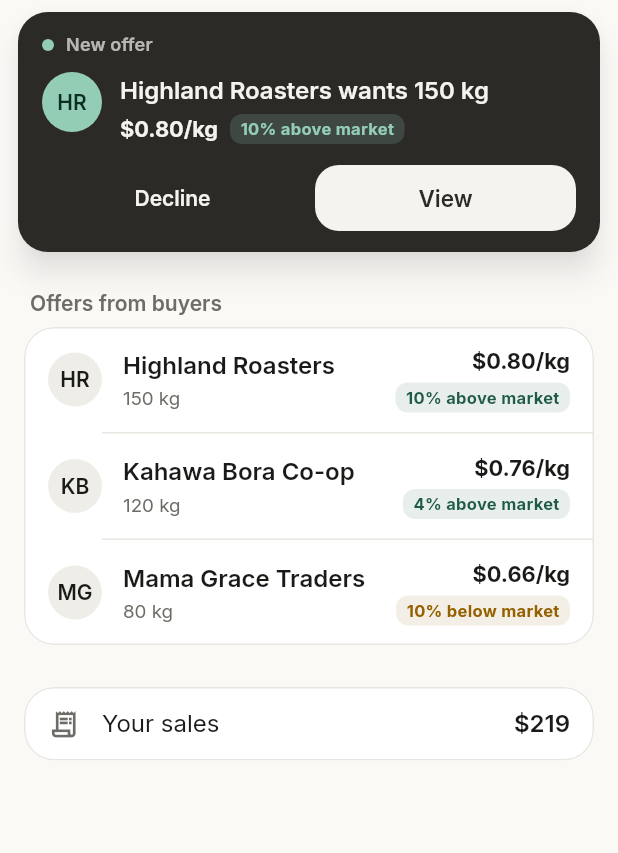
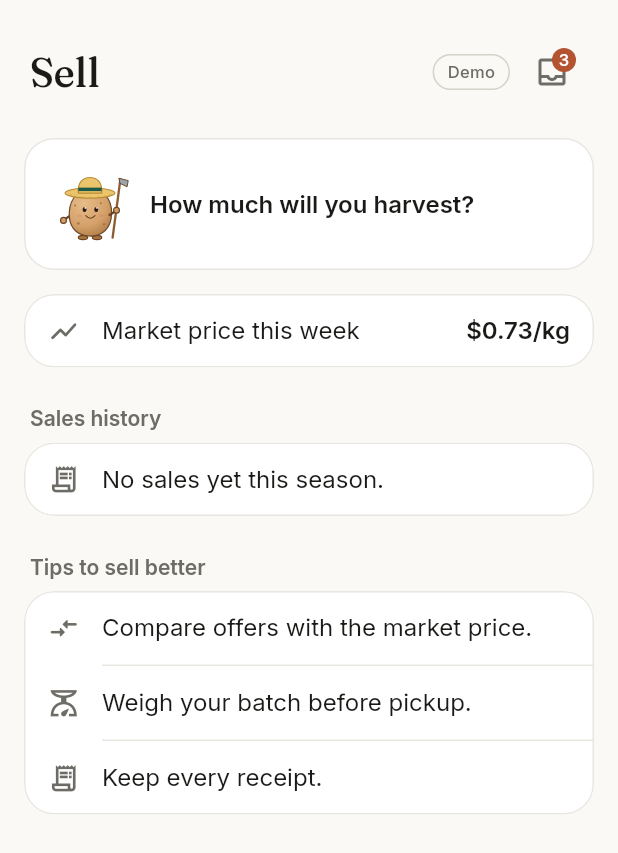
Before and after one commit to JackSantospago/Espresso-Hackers, a Flutter app: the SellScreen screen opened directly, on a phone screen of 412 x 824 dp. Shown: the top 853 px of the screen. Run offline on Flutter 3.47's test engine with Material 3 defaults, Android fonts, the phone set to English and light mode, and no system bars; our stand-ins replace connectivity_plus, geolocator, image_picker; missing offline and left inert: flutter_edge_ai, flutter_edge_ai_embeddings, flutter_edge_ai_litertlm, flutter_edge_ai_sqlite, tflite_flutter, workmanager; statements that could not run were skipped; project files that could hold a hidden picture were left out.

Commit message:
Sell: offers arrive in an inbox (offline-first), market price, sales history, tips
- No live-looking slide-in: buyers' offers wait in an inbox (top right,
  badge with the count), 'received the last time your phone was online'
- The season starts unsold; accepting an offer closes the inbox and the
  ring (sold / to sell) fills in; the sale appears in Sales history
- Under the ring: market price this week, sales history (total in the
  title, pickup / paid status), tips to sell better
- Bigger first offer (35% of the harvest) so the change is visible; offers
  still scale with the forecast
- Legend numbers scale down instead of overflowing; tests cover the whole
  inbox -> accept -> history flow in every language

Co-Authored-By: Claude Opus 5.5 <noreply@anthropic.com>

```diff
--- a/field_assistant/lib/core/strings.dart
+++ b/field_assistant/lib/core/strings.dart
@@ -52,6 +52,10 @@ class S {
     required this.acceptOffer,
     required this.saleAgreed,
     required this.offersTitle,
+    required this.offersSynced,
+    required this.salesHistory,
+    required this.noSalesYet,
+    required this.marketPrice,
     required this.noOffers,
     required this.marketRef,
     required this.quantity,
@@ -243,7 +247,7 @@ class S {
   final String decline;
   final String acceptOffer;
   final String Function(String buyer) saleAgreed;
-  final String offersTitle;
+  final String offersTitle, offersSynced, salesHistory, noSalesYet, marketPrice;
   final String noOffers;
   final String Function(String price) marketRef;
   final String quantity;
@@ -485,6 +489,10 @@ final S _en = S(
   acceptOffer: 'Accept offer',
   saleAgreed: (buyer) => 'Sale agreed with $buyer.',
   offersTitle: 'Offers from buyers',
+  offersSynced: 'Received the last time your phone was online.',
+  salesHistory: 'Sales history',
+  noSalesYet: 'No sales yet this season.',
+  marketPrice: 'Market price this week',
   noOffers: 'No new offers right now.',
   marketRef: (price) => 'Market reference this week: $price/kg',
   quantity: 'Quantity',
@@ -498,7 +506,7 @@ final S _en = S(
   salesTitle: 'Your sales',
   seasonSummary: (kg, total) => 'This season: $kg kg · $total',
   statusPaid: 'Paid',
-  tipsTitle: 'Selling tips',
+  tipsTitle: 'Tips to sell better',
   sellTips: [
     'Compare offers with the market price.',
     'Weigh your batch before pickup.',
@@ -813,6 +821,10 @@ final S _sw = S(
   acceptOffer: 'Kubali ofa',
   saleAgreed: (buyer) => 'Mauzo yamekubaliwa na $buyer.',
   offersTitle: 'Ofa za wanunuzi',
+  offersSynced: 'Zilipokelewa mara ya mwisho simu ilipokuwa mtandaoni.',
+  salesHistory: 'Historia ya mauzo',
+  noSalesYet: 'Bado hakuna mauzo msimu huu.',
+  marketPrice: 'Bei ya soko wiki hii',
   noOffers: 'Hakuna ofa mpya kwa sasa.',
   marketRef: (price) => 'Bei ya marejeo ya soko wiki hii: $price/kg',
   quantity: 'Kiasi',
@@ -826,7 +838,7 @@ final S _sw = S(
   salesTitle: 'Mauzo yako',
   seasonSummary: (kg, total) => 'Msimu huu: kilo $kg · $total',
   statusPaid: 'Imelipwa',
-  tipsTitle: 'Vidokezo vya kuuza',
+  tipsTitle: 'Vidokezo vya kuuza vizuri',
   sellTips: [
     'Linganisha ofa na bei ya soko.',
     'Pima mzigo wako kabla haujachukuliwa.',
@@ -1144,6 +1156,10 @@ final S _fr = S(
   acceptOffer: "Accepter l'offre",
   saleAgreed: (buyer) => 'Vente conclue avec $buyer.',
   offersTitle: 'Offres des acheteurs',
+  offersSynced: 'Reçues la dernière fois que le téléphone était en ligne.',
+  salesHistory: 'Historique des ventes',
+  noSalesYet: "Aucune vente cette saison pour l'instant.",
+  marketPrice: 'Prix du marché cette semaine',
   noOffers: 'Aucune nouvelle offre pour le moment.',
   marketRef: (price) => 'Prix de référence du marché cette semaine : $price/kg',
   quantity: 'Quantité',
@@ -1157,7 +1173,7 @@ final S _fr = S(
   salesTitle: 'Vos ventes',
   seasonSummary: (kg, total) => 'Cette saison : $kg kg · $total',
   statusPaid: 'Payé',
-  tipsTitle: 'Conseils de vente',
+  tipsTitle: 'Conseils pour mieux vendre',
   sellTips: [
     "Comparez les offres au prix du marché.",
     "Pesez votre lot avant l'enlèvement.",
--- a/field_assistant/lib/frontend/sell/market_demo.dart
+++ b/field_assistant/lib/frontend/sell/market_demo.dart
@@ -8,9 +8,11 @@ import '../../core/harvest.dart';
 /// accepted offers become sale records. Buyer names are fictional. The page
 /// shows a "Demo" tag so nobody mistakes this for live data.
 ///
-/// Quantities are shares of the season's harvest (the chat's forecast, or
-/// 1,000 kg before there is one), so sold + offered never exceeds what grows,
-/// whatever the farmer's trees: about 30% sold, 35% on offer, 35% still to sell.
+/// Offers arrive in an inbox when the phone is online (the app works offline;
+/// the market syncs whenever there is signal). The season starts unsold; each
+/// accepted offer becomes a sale. Quantities are shares of the season's harvest
+/// (the chat's forecast, or 1,000 kg before there is one), so sold + offered
+/// never exceeds what grows, whatever the farmer's trees.
 
 class BuyerOffer {
   const BuyerOffer({
@@ -61,7 +63,7 @@ class MarketDemo extends ChangeNotifier {
     const BuyerOffer(
       id: 'o1',
       buyer: 'Highland Roasters',
-      share: 0.15,
+      share: 0.35,
       pricePerKg: 80,
       pickupInDays: 3,
       km: 12,
@@ -73,7 +75,7 @@ class MarketDemo extends ChangeNotifier {
     const BuyerOffer(
       id: 'o2',
       buyer: 'Kahawa Bora Co-op',
-      share: 0.12,
+      share: 0.25,
       pricePerKg: 76,
       pickupInDays: 5,
       km: 6,
@@ -84,7 +86,7 @@ class MarketDemo extends ChangeNotifier {
     const BuyerOffer(
       id: 'o3',
       buyer: 'Mama Grace Traders',
-      share: 0.08,
+      share: 0.15,
       pricePerKg: 66,
       pickupInDays: 2,
       km: 21,
@@ -93,13 +95,8 @@ class MarketDemo extends ChangeNotifier {
     ),
   ];
 
-  final List<SaleRecord> sales = [
-    const SaleRecord(buyer: 'Kahawa Bora Co-op', share: 0.18, pricePerKg: 71),
-    const SaleRecord(buyer: 'Highland Roasters', share: 0.12, pricePerKg: 76),
-  ];
-
-  /// The slide-in "new offer" card is shown once per app run.
-  bool offerAlertSeen = false;
+  /// Sales agreed this season (starts empty: the whole harvest is unsold).
+  final List<SaleRecord> sales = [];
 
   /// This season's harvest, worked out in the chat (null until the farmer asks).
   HarvestForecast? forecast;
@@ -132,11 +129,12 @@ class MarketDemo extends ChangeNotifier {
   int saleKg(SaleRecord r) => kg(r.share);
   int saleTotal(SaleRecord r) => saleKg(r) * r.pricePerKg;
 
-  /// Sold or agreed (pickup scheduled), open offers, and what is left to sell.
+  /// Sold or agreed (pickup scheduled), offers waiting in the inbox, and what
+  /// is not sold yet.
   int get soldKg => sales.fold(0, (a, s) => a + saleKg(s));
   int get offeredKg => offers.fold(0, (a, o) => a + offerKg(o));
   int get toSellKg {
-    final left = seasonBase - soldKg - offeredKg;
+    final left = seasonBase - soldKg;
     return left < 0 ? 0 : left;
   }
 
--- a/field_assistant/lib/frontend/sell/sell_screen.dart
+++ b/field_assistant/lib/frontend/sell/sell_screen.dart
@@ -7,11 +7,13 @@ import '../shared/harvest_widgets.dart';
 import '../shared/ui.dart';
 import 'market_demo.dart';
 
-/// "Sell": a fair, transparent marketplace, seen by the grower. Three things,
-/// readable at a glance: the season's harvest as a ring (sold, on offer, still
-/// to sell), the buyers' offers (each compared with the market), and the sales
-/// so far. DEMO: the data comes from [MarketDemo] (no marketplace backend yet),
-/// and the page says so with a "Demo" tag.
+/// "Sell": a fair, transparent marketplace, seen by the grower. The app is
+/// offline, so buyers' offers arrive in an inbox whenever the phone has signal.
+/// The page shows the season as a ring (sold / still to sell); the inbox
+/// (top right) holds the offers, each compared with the market; accepting one
+/// closes the inbox and the ring fills in.
+/// DEMO: the data comes from [MarketDemo] (no marketplace backend yet), and the
+/// page says so with a "Demo" tag.
 class SellScreen extends StatefulWidget {
   const SellScreen({super.key, this.market, this.onAsk});
 
@@ -28,46 +30,22 @@ class SellScreen extends StatefulWidget {
 class _SellScreenState extends State<SellScreen> {
   MarketDemo get _m => widget.market ?? MarketDemo.instance;
 
-  /// The offer shown in the slide-in card, until the farmer acts on it.
-  BuyerOffer? _alert;
-  bool _alertIn = false;
-
   @override
   void initState() {
     super.initState();
     _m.forecastSeen();
-    // Like a ride-hailing app: the newest offer slides in a moment after opening.
-    if (!_m.offerAlertSeen && _m.offers.isNotEmpty) {
-      _m.offerAlertSeen = true;
-      _alert = _m.offers.first;
-      Future<void>.delayed(const Duration(milliseconds: 500), () {
-        if (mounted) setState(() => _alertIn = true);
-      });
-    }
   }
 
-  void _dismissAlert() => setState(() => _alertIn = false);
-
-  void _decline(BuyerOffer o) {
-    if (identical(o, _alert)) _dismissAlert();
-    _m.decline(o);
-  }
-
-  void _accept(BuyerOffer o) {
-    if (identical(o, _alert)) _dismissAlert();
-    _m.accept(o);
-    ScaffoldMessenger.of(context).showSnackBar(SnackBar(content: Text(context.s.saleAgreed(o.buyer))));
-  }
-
-  Future<void> _view(BuyerOffer o) async {
-    if (identical(o, _alert)) _dismissAlert();
-    final choice = await showModalBottomSheet<bool>(
+  /// The inbox; returns the offer the farmer accepted, if any.
+  Future<void> _openInbox() async {
+    final accepted = await showModalBottomSheet<BuyerOffer>(
       context: context,
       isScrollControlled: true,
-      builder: (_) => _OfferSheet(offer: o, market: _m),
+      builder: (_) => _Inbox(market: _m),
     );
-    if (choice == true) _accept(o);
-    if (choice == false) _decline(o);
+    if (accepted == null || !mounted) return;
+    _m.accept(accepted);
+    ScaffoldMessenger.of(context).showSnackBar(SnackBar(content: Text(context.s.saleAgreed(accepted.buyer))));
   }
 
   @override
@@ -75,54 +53,53 @@ class _SellScreenState extends State<SellScreen> {
     final s = context.s;
     return Scaffold(
       body: SafeArea(
-        child: Stack(children: [
-          ListenableBuilder(
+        child: ListenableBuilder(
           listenable: _m,
           builder: (context, _) => ListView(
             padding: const EdgeInsets.fromLTRB(16, 16, 16, 24),
             children: [
-                PageHeader(title: s.tabSell, trailing: const _DemoTag()),
+              PageHeader(
+                title: s.tabSell,
+                trailing: Row(mainAxisSize: MainAxisSize.min, children: [
+                  const _DemoTag(),
+                  const SizedBox(width: 4),
+                  IconButton(
+                    key: const ValueKey('sell-inbox'),
+                    tooltip: s.offersTitle,
+                    onPressed: _openInbox,
+                    icon: Badge(
+                      isLabelVisible: _m.offers.isNotEmpty,
+                      label: Text('${_m.offers.length}'),
+                      child: const Icon(Icons.inbox_outlined),
+                    ),
+                  ),
+                ]),
+              ),
               _hero(context),
-                const SizedBox(height: 28),
-                ..._offers(context),
-                const SizedBox(height: 28),
+              const SizedBox(height: 16),
+              // Transparency: the reference every offer is compared with.
               GroupCard(children: [
                 RowTile(
-                    icon: Icons.receipt_long_outlined,
-                    title: s.salesTitle,
-                    trailing: Text(money(_m.seasonTotal),
+                  icon: Icons.show_chart_rounded,
+                  title: s.marketPrice,
+                  trailing: Text('${price(_m.referencePrice)}/kg',
                       style: Theme.of(context).textTheme.bodyLarge?.copyWith(fontWeight: FontWeight.w600)),
-                    onTap: _showSales,
+                ),
+              ]),
+              const SizedBox(height: 24),
+              ..._history(context),
+              const SizedBox(height: 24),
+              SectionLabel(s.tipsTitle),
+              GroupCard(children: [
+                for (final (i, tip) in s.sellTips.indexed)
+                  RowTile(
+                    icon: const [Icons.compare_arrows_rounded, Icons.scale_outlined, Icons.receipt_long_outlined][i % 3],
+                    title: tip,
                   ),
               ]),
             ],
           ),
         ),
-          if (_alert != null)
-            Positioned(
-              left: 12,
-              right: 12,
-              top: 8,
-              child: IgnorePointer(
-                ignoring: !_alertIn,
-                child: AnimatedSlide(
-                  offset: _alertIn ? Offset.zero : const Offset(0, -1.6),
-                  duration: const Duration(milliseconds: 450),
-                  curve: Curves.easeOutCubic,
-                  child: AnimatedOpacity(
-                    opacity: _alertIn ? 1 : 0,
-                    duration: const Duration(milliseconds: 300),
-                    child: _OfferAlert(
-                      offer: _alert!,
-                      market: _m,
-                      onView: () => _view(_alert!),
-                      onDecline: () => _decline(_alert!),
-                    ),
-                  ),
-                ),
-              ),
-            ),
-        ]),
       ),
     );
   }
@@ -158,12 +135,19 @@ class _SellScreenState extends State<SellScreen> {
       );
     }
     Widget legend(Color color, String label, int kg) => Padding(
-          padding: const EdgeInsets.symmetric(vertical: 6),
+          padding: const EdgeInsets.symmetric(vertical: 8),
           child: Row(children: [
             Container(width: 10, height: 10, decoration: BoxDecoration(color: color, borderRadius: BorderRadius.circular(3))),
             const SizedBox(width: 10),
             Expanded(child: Text(label, style: t.bodyMedium?.copyWith(color: c.onSurfaceVariant))),
-            Text('${groupDigits(kg)} kg', style: t.titleMedium),
+            // Shrinks a little rather than overflow on small phones / long labels.
+            Flexible(
+              child: FittedBox(
+                fit: BoxFit.scaleDown,
+                alignment: Alignment.centerRight,
+                child: Text('${groupDigits(kg)} kg', style: t.titleMedium),
+              ),
+            ),
           ]),
         );
     return Card(
@@ -178,9 +162,9 @@ class _SellScreenState extends State<SellScreen> {
                 size: 128,
                 total: _m.seasonBase,
                 sold: _m.soldKg,
-                offered: _m.offeredKg,
+                offered: 0,
                 center: Column(mainAxisSize: MainAxisSize.min, children: [
-                  Text('${groupDigits(_m.seasonBase)} kg', style: t.titleLarge),
+                  Text('${groupDigits(_m.seasonBase)} kg', style: t.titleLarge?.copyWith(fontSize: 18)),
                   Text(s.thisSeason, style: t.labelSmall?.copyWith(color: c.onSurfaceVariant)),
                 ]),
               ),
@@ -188,7 +172,6 @@ class _SellScreenState extends State<SellScreen> {
               Expanded(
                 child: Column(children: [
                   legend(c.primary, s.soldKg, _m.soldKg),
-                  legend(c.primary.withValues(alpha: 0.32), s.offeredKg, _m.offeredKg),
                   legend(c.surfaceContainerHighest, s.toSellKg, _m.toSellKg),
                 ]),
               ),
@@ -218,15 +201,82 @@ class _SellScreenState extends State<SellScreen> {
         ),
       );
 
-  List<Widget> _offers(BuildContext context) {
+  /// Every sale this season, newest first, with the season total in the title.
+  List<Widget> _history(BuildContext context) {
     final s = context.s;
     final t = Theme.of(context).textTheme;
     final c = Theme.of(context).colorScheme;
     return [
-      SectionLabel(s.offersTitle),
+      SectionLabel(_m.sales.isEmpty ? s.salesHistory : '${s.salesHistory} · ${money(_m.seasonTotal)}'),
       GroupCard(children: [
-        if (_m.offers.isEmpty) RowTile(icon: Icons.inbox_outlined, title: s.noOffers),
-        for (final o in _m.offers)
+        if (_m.sales.isEmpty) RowTile(icon: Icons.receipt_long_outlined, title: s.noSalesYet),
+        for (final sale in _m.sales)
+          RowTile(
+            leading: CircleAvatar(
+              radius: 18,
+              backgroundColor: c.surfaceContainerHigh,
+              child: Text(_initials(sale.buyer), style: t.labelLarge?.copyWith(color: c.onSurface)),
+            ),
+            title: sale.buyer,
+            titleStyle: t.bodyLarge?.copyWith(fontWeight: FontWeight.w600),
+            subtitle: '${_m.saleKg(sale)} kg · ${price(sale.pricePerKg)}/kg',
+            trailing: Column(crossAxisAlignment: CrossAxisAlignment.end, mainAxisSize: MainAxisSize.min, children: [
+              Text(money(_m.saleTotal(sale)), style: t.bodyMedium?.copyWith(fontWeight: FontWeight.w700)),
+              const SizedBox(height: 4),
+              Text(
+                sale.paid ? s.statusPaid : s.pickupIn(sale.pickupInDays!),
+                style: t.labelSmall?.copyWith(color: sale.paid ? c.primary : c.secondary, fontWeight: FontWeight.w600),
+              ),
+            ]),
+          ),
+      ]),
+    ];
+  }
+}
+
+/// The offers inbox: filled whenever the phone was last online. Tapping an
+/// offer shows it in full; accepting closes the inbox and returns the offer.
+class _Inbox extends StatelessWidget {
+  const _Inbox({required this.market});
+  final MarketDemo market;
+
+  Future<void> _view(BuildContext context, BuyerOffer o) async {
+    final choice = await showModalBottomSheet<bool>(
+      context: context,
+      isScrollControlled: true,
+      builder: (_) => _OfferSheet(offer: o, market: market),
+    );
+    if (!context.mounted) return;
+    if (choice == true) Navigator.pop(context, o); // close the inbox; the Sell page accepts it
+    if (choice == false) market.decline(o);
+  }
+
+  @override
+  Widget build(BuildContext context) {
+    final s = context.s;
+    final c = Theme.of(context).colorScheme;
+    final t = Theme.of(context).textTheme;
+    return SafeArea(
+      child: ListenableBuilder(
+        listenable: market,
+        builder: (context, _) => SingleChildScrollView(
+          padding: const EdgeInsets.fromLTRB(16, 0, 16, 20),
+          child: Column(mainAxisSize: MainAxisSize.min, crossAxisAlignment: CrossAxisAlignment.stretch, children: [
+            Padding(
+              padding: const EdgeInsets.fromLTRB(4, 0, 4, 4),
+              child: Text(s.offersTitle, style: t.headlineSmall),
+            ),
+            Padding(
+              padding: const EdgeInsets.fromLTRB(4, 0, 4, 16),
+              child: Row(children: [
+                Icon(Icons.sync_rounded, size: 16, color: c.onSurfaceVariant),
+                const SizedBox(width: 6),
+                Expanded(child: Text(s.offersSynced, style: t.bodySmall)),
+              ]),
+            ),
+            GroupCard(children: [
+              if (market.offers.isEmpty) RowTile(icon: Icons.inbox_outlined, title: s.noOffers),
+              for (final o in market.offers)
                 RowTile(
                   leading: CircleAvatar(
                     radius: 18,
@@ -235,71 +285,23 @@ class _SellScreenState extends State<SellScreen> {
                   ),
                   title: o.buyer,
                   titleStyle: t.bodyLarge?.copyWith(fontWeight: FontWeight.w600),
-            subtitle: '${_m.offerKg(o)} kg',
+                  subtitle: '${market.offerKg(o)} kg',
                   trailing: Column(crossAxisAlignment: CrossAxisAlignment.end, mainAxisSize: MainAxisSize.min, children: [
                     Text('${price(o.pricePerKg)}/kg', style: t.bodyMedium?.copyWith(fontWeight: FontWeight.w700)),
                     const SizedBox(height: 4),
-              FairnessTag(pct: _m.vsMarket(o)),
+                    FairnessTag(pct: market.vsMarket(o)),
                   ]),
-            onTap: () => _view(o),
+                  onTap: () => _view(context, o),
                 ),
             ]),
-    ];
+          ]),
+        ),
+      ),
+    );
+  }
 }
 
-  /// Sales so far and the selling tips, one tap away so the page stays short.
-  void _showSales() => showModalBottomSheet<void>(
-        context: context,
-        isScrollControlled: true,
-        builder: (context) {
-          final s = context.s;
-          final t = Theme.of(context).textTheme;
-          final c = Theme.of(context).colorScheme;
-          return DraggableScrollableSheet(
-            expand: false,
-            initialChildSize: 0.6,
-            maxChildSize: 0.9,
-            builder: (context, scroll) => ListView(
-              controller: scroll,
-              padding: const EdgeInsets.fromLTRB(16, 0, 16, 24),
-              children: [
-                Padding(
-                  padding: const EdgeInsets.fromLTRB(4, 0, 4, 16),
-                  child: Row(children: [
-                    Expanded(child: Text(s.salesTitle, style: t.headlineSmall)),
-                    Text(money(_m.seasonTotal), style: t.titleMedium),
-                  ]),
-                ),
-                GroupCard(children: [
-                  for (final sale in _m.sales)
-                    RowTile(
-                      icon: sale.paid ? Icons.check_circle_outline_rounded : Icons.local_shipping_outlined,
-                      iconColor: sale.paid ? c.primary : c.secondary,
-                      title: sale.buyer,
-                      subtitle: '${_m.saleKg(sale)} kg · ${price(sale.pricePerKg)}/kg · '
-                          '${sale.paid ? s.statusPaid : s.pickupIn(sale.pickupInDays!)}',
-                      trailing: Text(money(_m.saleTotal(sale)), style: t.bodyMedium?.copyWith(fontWeight: FontWeight.w600)),
-                    ),
-                ]),
-                const SizedBox(height: 24),
-                SectionLabel(s.tipsTitle),
-                GroupCard(children: [
-                  for (final (i, tip) in s.sellTips.indexed)
-                    RowTile(
-                      icon: const [Icons.compare_arrows_rounded, Icons.scale_outlined, Icons.receipt_long_outlined][i % 3],
-                      title: tip,
-                    ),
-                ]),
-                const SizedBox(height: 12),
-                Text(s.marketRef(price(_m.referencePrice)), style: t.bodySmall, textAlign: TextAlign.center),
-              ],
-            ),
-          );
-        },
-      );
-}
-
-/// "+9% vs market" in green, "−9% vs market" in amber.
+/// "10% above market" in green, "10% below market" in amber.
 class FairnessTag extends StatelessWidget {
   const FairnessTag({super.key, required this.pct, this.onDark = false});
   final int pct;
@@ -331,80 +333,6 @@ class _DemoTag extends StatelessWidget {
       padding: const EdgeInsets.symmetric(horizontal: 9, vertical: 3),
       decoration: BoxDecoration(borderRadius: BorderRadius.circular(20), border: Border.all(color: c.outline)),
       child: Text(context.s.demoTag, style: Theme.of(context).textTheme.labelSmall?.copyWith(color: c.onSurfaceVariant)),
-    );
-  }
-}
-
-/// The slide-in card for a new offer: dark, compact, two actions.
-class _OfferAlert extends StatelessWidget {
-  const _OfferAlert({required this.offer, required this.market, required this.onView, required this.onDecline});
-  final BuyerOffer offer;
-  final MarketDemo market;
-  final VoidCallback onView, onDecline;
-
-  @override
-  Widget build(BuildContext context) {
-    final s = context.s;
-    final c = Theme.of(context).colorScheme;
-    final t = Theme.of(context).textTheme;
-    final ink = c.onInverseSurface;
-    final soft = ink.withValues(alpha: 0.7);
-    return Material(
-      color: c.inverseSurface,
-      elevation: 8,
-      shadowColor: Colors.black45,
-      borderRadius: BorderRadius.circular(20),
-      child: Padding(
-        padding: const EdgeInsets.fromLTRB(16, 14, 16, 12),
-        child: Column(crossAxisAlignment: CrossAxisAlignment.start, mainAxisSize: MainAxisSize.min, children: [
-          Row(children: [
-            Container(width: 8, height: 8, decoration: BoxDecoration(color: c.inversePrimary, shape: BoxShape.circle)),
-            const SizedBox(width: 8),
-            Expanded(child: Text(s.newOffer, style: t.labelMedium?.copyWith(color: soft))),
-          ]),
-          const SizedBox(height: 10),
-          Row(crossAxisAlignment: CrossAxisAlignment.start, children: [
-            CircleAvatar(
-              radius: 20,
-              backgroundColor: c.inversePrimary,
-              child: Text(_initials(offer.buyer), style: t.labelLarge?.copyWith(color: c.onPrimaryContainer)),
-            ),
-            const SizedBox(width: 12),
-            Expanded(
-              child: Column(crossAxisAlignment: CrossAxisAlignment.start, children: [
-                Text(s.wantsKg(offer.buyer, market.offerKg(offer)), style: t.titleMedium?.copyWith(color: ink)),
-                const SizedBox(height: 4),
-                Wrap(spacing: 8, runSpacing: 4, crossAxisAlignment: WrapCrossAlignment.center, children: [
-                  Text('${price(offer.pricePerKg)}/kg', style: t.bodyMedium?.copyWith(color: ink, fontWeight: FontWeight.w700)),
-                  FairnessTag(pct: market.vsMarket(offer), onDark: true),
-                ]),
-              ]),
-            ),
-          ]),
-          const SizedBox(height: 12),
-          Row(children: [
-            Expanded(
-              child: TextButton(
-                onPressed: onDecline,
-                style: TextButton.styleFrom(foregroundColor: ink, minimumSize: const Size.fromHeight(44)),
-                child: Text(s.decline),
-              ),
-            ),
-            const SizedBox(width: 8),
-            Expanded(
-              child: FilledButton(
-                onPressed: onView,
-                style: FilledButton.styleFrom(
-                  backgroundColor: ink,
-                  foregroundColor: c.inverseSurface,
-                  minimumSize: const Size.fromHeight(44),
-                ),
-                child: Text(s.view),
-              ),
-            ),
-          ]),
-        ]),
-      ),
     );
   }
 }
```
Also changed, not shown: 1 other file. Lines whose indentation alone changed are shown as unchanged.
